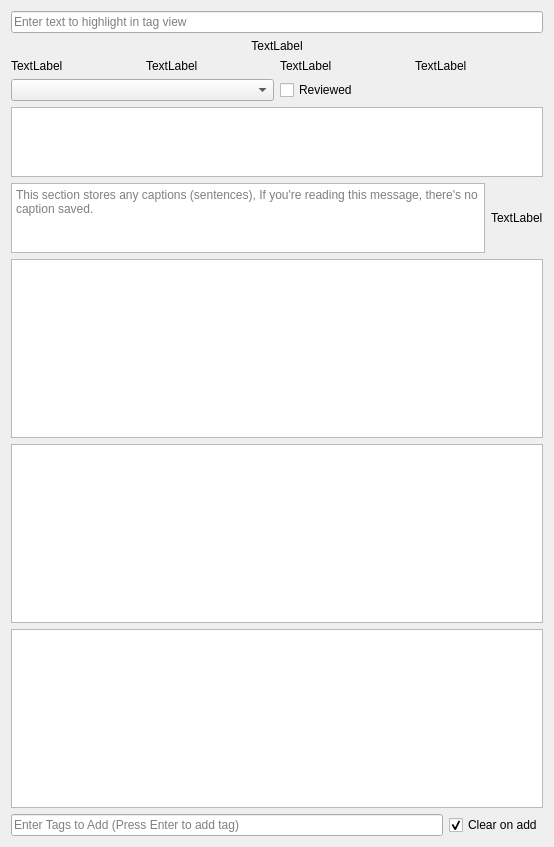
The window that interfaces/tagsViewBase.ui (HaW-Tagger/HWtagger) describes before a commit, drawn with Qt 5.
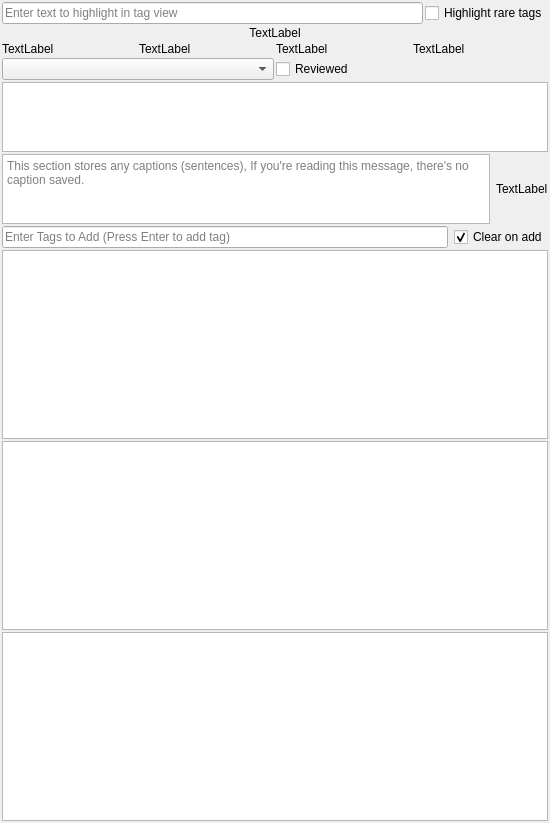
The same window after the commit. Custom widgets are drawn as their Qt base class.

What changed in the file:
```diff
--- a/interfaces/tagsViewBase.ui
+++ b/interfaces/tagsViewBase.ui
@@ -6,14 +6,31 @@
    <rect>
     <x>0</x>
     <y>0</y>
-    <width>554</width>
-    <height>847</height>
+    <width>550</width>
+    <height>823</height>
    </rect>
   </property>
   <property name="windowTitle">
    <string>Form</string>
   </property>
   <layout class="QVBoxLayout" name="verticalLayout_3">
+   <property name="spacing">
+    <number>2</number>
+   </property>
+   <property name="leftMargin">
+    <number>2</number>
+   </property>
+   <property name="topMargin">
+    <number>2</number>
+   </property>
+   <property name="rightMargin">
+    <number>2</number>
+   </property>
+   <property name="bottomMargin">
+    <number>2</number>
+   </property>
+   <item>
+    <layout class="QHBoxLayout" name="horizontalLayout_11">
    <item>
     <widget class="QLineEdit" name="lineEdit_tag_highlight">
      <property name="toolTip">
@@ -25,6 +42,15 @@
     </widget>
    </item>
    <item>
+      <widget class="QCheckBox" name="checkBox_highligh_rare_tags">
+       <property name="text">
+        <string>Highlight rare tags</string>
+       </property>
+      </widget>
+     </item>
+    </layout>
+   </item>
+   <item>
     <widget class="QLabel" name="label_image_path">
      <property name="sizePolicy">
       <sizepolicy hsizetype="Ignored" vsizetype="Preferred">
@@ -207,6 +233,50 @@
      </layout>
     </widget>
    </item>
+   <item>
+    <widget class="QWidget" name="widget" native="true">
+     <layout class="QHBoxLayout" name="horizontalLayout_10">
+      <property name="spacing">
+       <number>6</number>
+      </property>
+      <property name="leftMargin">
+       <number>0</number>
+      </property>
+      <property name="topMargin">
+       <number>0</number>
+      </property>
+      <property name="rightMargin">
+       <number>0</number>
+      </property>
+      <property name="bottomMargin">
+       <number>0</number>
+      </property>
+      <item>
+       <widget class="QLineEdit" name="lineEdit_add_tags">
+        <property name="toolTip">
+         <string>add tags to this image, tags are separated by commas, press enter to validate the addition</string>
+        </property>
+        <property name="placeholderText">
+         <string>Enter Tags to Add (Press Enter to add tag)</string>
+        </property>
+       </widget>
+      </item>
+      <item>
+       <widget class="QCheckBox" name="checkBox_clear_on_add">
+        <property name="toolTip">
+         <string>if checked, will clear the tags to add when entered</string>
+        </property>
+        <property name="text">
+         <string>Clear on add</string>
+        </property>
+        <property name="checked">
+         <bool>true</bool>
+        </property>
+       </widget>
+      </item>
+     </layout>
+    </widget>
+   </item>
    <item>
     <widget class="QListView" name="listView_tags">
      <property name="toolTip">
@@ -252,6 +322,9 @@
      <property name="selectionBehavior">
       <enum>QAbstractItemView::SelectItems</enum>
      </property>
+     <attribute name="headerVisible">
+      <bool>false</bool>
+     </attribute>
     </widget>
    </item>
    <item>
@@ -267,50 +340,6 @@
      </property>
     </widget>
    </item>
-   <item>
-    <widget class="QWidget" name="widget" native="true">
-     <layout class="QHBoxLayout" name="horizontalLayout">
-      <property name="spacing">
-       <number>6</number>
-      </property>
-      <property name="leftMargin">
-       <number>0</number>
-      </property>
-      <property name="topMargin">
-       <number>0</number>
-      </property>
-      <property name="rightMargin">
-       <number>0</number>
-      </property>
-      <property name="bottomMargin">
-       <number>0</number>
-      </property>
-      <item>
-       <widget class="QLineEdit" name="lineEdit_add_tags">
-        <property name="toolTip">
-         <string>add tags to this image, tags are separated by commas, press enter to validate the addition</string>
-        </property>
-        <property name="placeholderText">
-         <string>Enter Tags to Add (Press Enter to add tag)</string>
-        </property>
-       </widget>
-      </item>
-      <item>
-       <widget class="QCheckBox" name="checkBox_clear_on_add">
-        <property name="toolTip">
-         <string>if checked, will clear the tags to add when entered</string>
-        </property>
-        <property name="text">
-         <string>Clear on add</string>
-        </property>
-        <property name="checked">
-         <bool>true</bool>
-        </property>
-       </widget>
-      </item>
-     </layout>
-    </widget>
-   </item>
   </layout>
  </widget>
  <customwidgets>
```
Left out of the diff: 6 changed lines with no effect on the pictures. Lines whose indentation alone changed are shown as unchanged.
